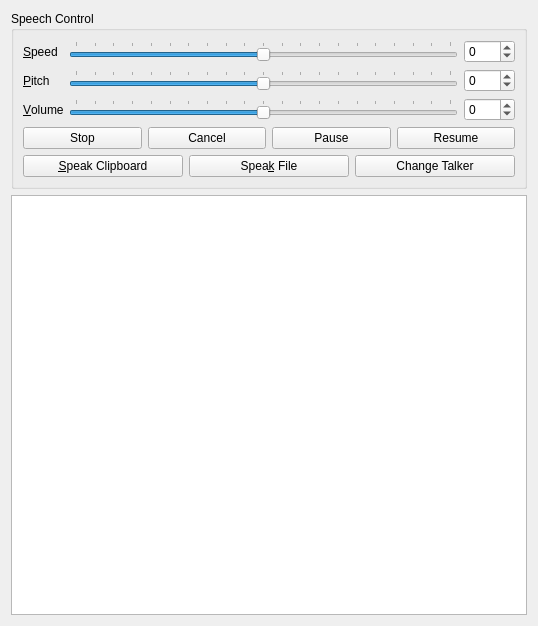
Before: the Qt Designer form kttsjobmgr/kttsjobmgr.ui in KDE/jovie, drawn with Qt 5.
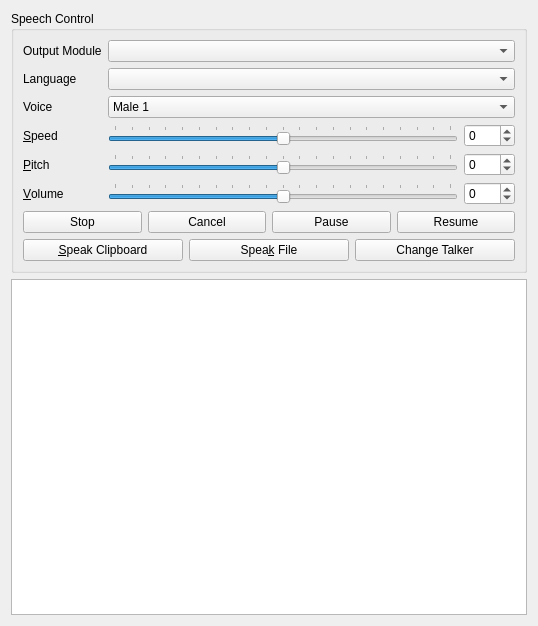
After: the same form once the commit is applied. Custom widgets are drawn as their Qt base class.

Commit message: new methods for controlling the output module and voice of speech dispatcher, and initial ui checkin

What changed in the file:
```diff
--- a/kttsjobmgr/kttsjobmgr.ui
+++ b/kttsjobmgr/kttsjobmgr.ui
@@ -19,10 +19,10 @@
      <property name="title">
       <string>Speech Control</string>
      </property>
-     <layout class="QGridLayout" name="gridLayout_3">
-      <item row="0" column="0">
-       <widget class="QLabel" name="label_3">
-        <property name="text">
+     <layout class="QGridLayout" name="gridLayout_3" >
+      <item row="3" column="0" >
+       <widget class="QLabel" name="label_3" >
+        <property name="text" >
          <string>&amp;Speed</string>
         </property>
         <property name="buddy">
@@ -30,9 +30,9 @@
         </property>
        </widget>
       </item>
-      <item row="0" column="1">
-       <widget class="QSlider" name="speedSlider">
-        <property name="minimum">
+      <item row="3" column="1" >
+       <widget class="QSlider" name="speedSlider" >
+        <property name="minimum" >
          <number>-100</number>
         </property>
         <property name="maximum">
@@ -52,9 +52,9 @@
         </property>
        </widget>
       </item>
-      <item row="1" column="0">
-       <widget class="QLabel" name="label_4">
-        <property name="text">
+      <item row="4" column="0" >
+       <widget class="QLabel" name="label_4" >
+        <property name="text" >
          <string>&amp;Pitch</string>
         </property>
         <property name="buddy">
@@ -62,9 +62,9 @@
         </property>
        </widget>
       </item>
-      <item row="1" column="1">
-       <widget class="QSlider" name="pitchSlider">
-        <property name="minimum">
+      <item row="4" column="1" >
+       <widget class="QSlider" name="pitchSlider" >
+        <property name="minimum" >
          <number>-100</number>
         </property>
         <property name="maximum">
@@ -84,9 +84,9 @@
         </property>
        </widget>
       </item>
-      <item row="2" column="0">
-       <widget class="QLabel" name="label_5">
-        <property name="text">
+      <item row="5" column="0" >
+       <widget class="QLabel" name="label_5" >
+        <property name="text" >
          <string>&amp;Volume</string>
         </property>
         <property name="buddy">
@@ -94,9 +94,9 @@
         </property>
        </widget>
       </item>
-      <item row="2" column="1">
-       <widget class="QSlider" name="volumeSlider">
-        <property name="minimum">
+      <item row="5" column="1" >
+       <widget class="QSlider" name="volumeSlider" >
+        <property name="minimum" >
          <number>-100</number>
         </property>
         <property name="maximum">
@@ -116,8 +116,8 @@
         </property>
        </widget>
       </item>
-      <item row="3" column="0" colspan="3">
-       <layout class="QHBoxLayout" name="horizontalLayout_4">
+      <item row="6" column="0" colspan="3" >
+       <layout class="QHBoxLayout" name="horizontalLayout_4" >
         <item>
          <widget class="KPushButton" name="stopButton">
           <property name="enabled">
@@ -169,8 +169,8 @@
         </item>
        </layout>
       </item>
-      <item row="4" column="0" colspan="3">
-       <layout class="QHBoxLayout" name="horizontalLayout_3">
+      <item row="7" column="0" colspan="3" >
+       <layout class="QHBoxLayout" name="horizontalLayout_3" >
         <item>
          <widget class="KPushButton" name="speak_clipboard">
           <property name="whatsThis">
@@ -203,9 +203,9 @@
         </item>
        </layout>
       </item>
-      <item row="0" column="2">
-       <widget class="KIntSpinBox" name="speedSpinbox">
-        <property name="minimum">
+      <item row="3" column="2" >
+       <widget class="KIntSpinBox" name="speedSpinbox" >
+        <property name="minimum" >
          <number>-100</number>
         </property>
         <property name="maximum">
@@ -213,9 +213,9 @@
         </property>
        </widget>
       </item>
-      <item row="1" column="2">
-       <widget class="KIntSpinBox" name="pitchSpinbox">
-        <property name="minimum">
+      <item row="4" column="2" >
+       <widget class="KIntSpinBox" name="pitchSpinbox" >
+        <property name="minimum" >
          <number>-100</number>
         </property>
         <property name="maximum">
@@ -223,9 +223,9 @@
         </property>
        </widget>
       </item>
-      <item row="2" column="2">
-       <widget class="KIntSpinBox" name="volumeSpinbox">
-        <property name="minimum">
+      <item row="5" column="2" >
+       <widget class="KIntSpinBox" name="volumeSpinbox" >
+        <property name="minimum" >
          <number>-100</number>
         </property>
         <property name="maximum">
@@ -233,6 +233,77 @@
         </property>
        </widget>
       </item>
+      <item row="0" column="1" colspan="2" >
+       <widget class="QComboBox" name="moduleComboBox" />
+      </item>
+      <item row="2" column="1" colspan="2" >
+       <widget class="QComboBox" name="voiceComboBox" >
+        <item>
+         <property name="text" >
+          <string>Male 1</string>
+         </property>
+        </item>
+        <item>
+         <property name="text" >
+          <string>Male 2</string>
+         </property>
+        </item>
+        <item>
+         <property name="text" >
+          <string>Male 3</string>
+         </property>
+        </item>
+        <item>
+         <property name="text" >
+          <string>Female 1</string>
+         </property>
+        </item>
+        <item>
+         <property name="text" >
+          <string>Female 2</string>
+         </property>
+        </item>
+        <item>
+         <property name="text" >
+          <string>Female 3</string>
+         </property>
+        </item>
+        <item>
+         <property name="text" >
+          <string>Male Child</string>
+         </property>
+        </item>
+        <item>
+         <property name="text" >
+          <string>Female Child</string>
+         </property>
+        </item>
+       </widget>
+      </item>
+      <item row="0" column="0" >
+       <widget class="QLabel" name="label" >
+        <property name="text" >
+         <string>Output Module</string>
+        </property>
+       </widget>
+      </item>
+      <item row="2" column="0" >
+       <widget class="QLabel" name="label_2" >
+        <property name="text" >
+         <string>Voice</string>
+        </property>
+       </widget>
+      </item>
+      <item row="1" column="1" colspan="2" >
+       <widget class="QComboBox" name="languageComboBox" />
+      </item>
+      <item row="1" column="0" >
+       <widget class="QLabel" name="label_6" >
+        <property name="text" >
+         <string>Language</string>
+        </property>
+       </widget>
+      </item>
      </layout>
     </widget>
    </item>
@@ -247,18 +318,6 @@
      <property name="selectionBehavior">
       <enum>QAbstractItemView::SelectRows</enum>
      </property>
-     <attribute name="horizontalHeaderShowSortIndicator" stdset="0">
-      <bool>true</bool>
-     </attribute>
-     <attribute name="horizontalHeaderStretchLastSection">
-      <bool>true</bool>
-     </attribute>
-     <attribute name="verticalHeaderVisible">
-      <bool>false</bool>
-     </attribute>
-     <attribute name="verticalHeaderDefaultSectionSize">
-      <number>20</number>
-     </attribute>
     </widget>
    </item>
   </layout>
```
Left out of the diff: 149 changed lines with no effect on the pictures. The commit also changes 6 other files.
